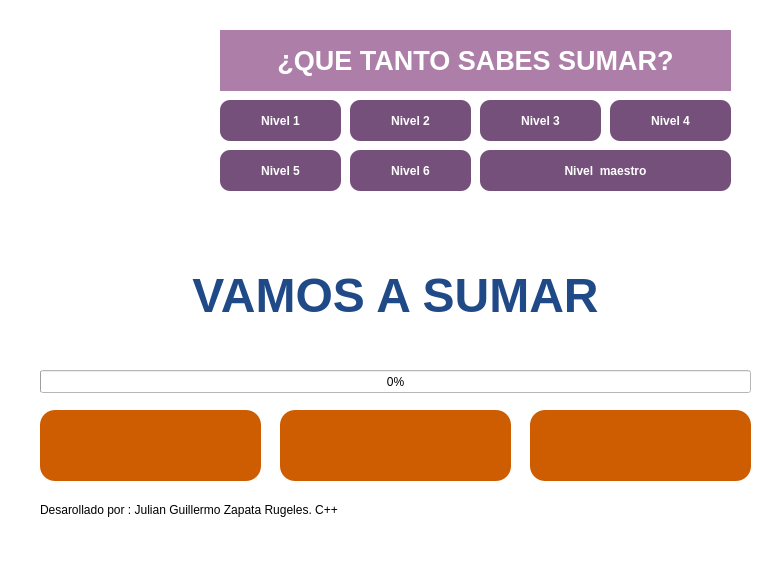
Above: aprendeAsumar/aprendesumando.ui from Julian-guillermo-zapata-rugeles/Juego_Aprende_Sumado before the change. Below: the same form after it.
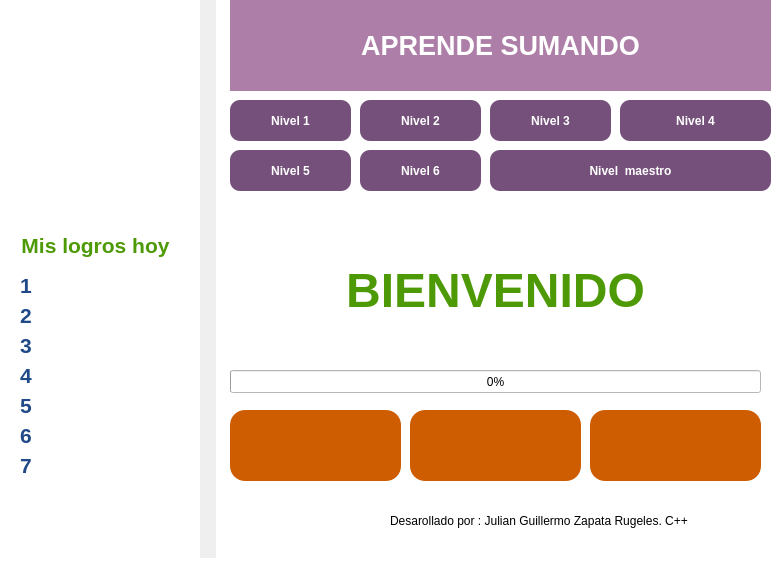
That is the form after the change. Icons and pictures are not drawn.

```diff
--- a/aprendeAsumar/aprendesumando.ui
+++ b/aprendeAsumar/aprendesumando.ui
@@ -11,7 +11,7 @@
    </rect>
   </property>
   <property name="sizePolicy">
-   <sizepolicy hsizetype="Maximum" vsizetype="Maximum">
+   <sizepolicy hsizetype="Maximum" vsizetype="Fixed">
     <horstretch>0</horstretch>
     <verstretch>0</verstretch>
    </sizepolicy>
@@ -57,29 +57,10 @@
    <property name="mouseTracking">
     <bool>true</bool>
    </property>
-   <widget class="QLabel" name="label">
-    <property name="geometry">
-     <rect>
-      <x>20</x>
-      <y>10</y>
-      <width>181</width>
-      <height>181</height>
-     </rect>
-    </property>
-    <property name="text">
-     <string/>
-    </property>
-    <property name="pixmap">
-     <pixmap resource="boy.qrc">:/files/question.png</pixmap>
-    </property>
-    <property name="scaledContents">
-     <bool>true</bool>
-    </property>
-   </widget>
    <widget class="QPushButton" name="nivel1">
     <property name="geometry">
      <rect>
-      <x>220</x>
+      <x>230</x>
       <y>100</y>
       <width>121</width>
       <height>41</height>
@@ -98,7 +79,7 @@
    <widget class="QPushButton" name="nivel2">
     <property name="geometry">
      <rect>
-      <x>350</x>
+      <x>360</x>
       <y>100</y>
       <width>121</width>
       <height>41</height>
@@ -117,7 +98,7 @@
    <widget class="QPushButton" name="nivel3">
     <property name="geometry">
      <rect>
-      <x>480</x>
+      <x>490</x>
       <y>100</y>
       <width>121</width>
       <height>41</height>
@@ -136,9 +117,9 @@
    <widget class="QPushButton" name="nivel4">
     <property name="geometry">
      <rect>
-      <x>610</x>
+      <x>620</x>
       <y>100</y>
-      <width>121</width>
+      <width>151</width>
       <height>41</height>
      </rect>
     </property>
@@ -155,10 +136,10 @@
    <widget class="QLabel" name="label_2">
     <property name="geometry">
      <rect>
-      <x>220</x>
-      <y>30</y>
-      <width>511</width>
-      <height>61</height>
+      <x>230</x>
+      <y>0</y>
+      <width>541</width>
+      <height>91</height>
      </rect>
     </property>
     <property name="styleSheet">
@@ -167,7 +148,7 @@
 padding:5px;</string>
     </property>
     <property name="text">
-     <string>&lt;html&gt;&lt;head/&gt;&lt;body&gt;&lt;p&gt;&lt;span style=&quot; font-size:20pt; font-weight:600;&quot;&gt;¿QUE TANTO SABES SUMAR?&lt;/span&gt;&lt;/p&gt;&lt;/body&gt;&lt;/html&gt;</string>
+     <string>&lt;html&gt;&lt;head/&gt;&lt;body&gt;&lt;p&gt;&lt;span style=&quot; font-size:20pt; font-weight:600;&quot;&gt;APRENDE SUMANDO&lt;/span&gt;&lt;/p&gt;&lt;/body&gt;&lt;/html&gt;</string>
     </property>
     <property name="alignment">
      <set>Qt::AlignCenter</set>
@@ -176,9 +157,9 @@
    <widget class="QProgressBar" name="progressBar">
     <property name="geometry">
      <rect>
-      <x>40</x>
+      <x>230</x>
       <y>370</y>
-      <width>711</width>
+      <width>531</width>
       <height>23</height>
      </rect>
     </property>
@@ -192,9 +173,9 @@
    <widget class="QPushButton" name="respuesta1">
     <property name="geometry">
      <rect>
-      <x>40</x>
+      <x>230</x>
       <y>410</y>
-      <width>221</width>
+      <width>171</width>
       <height>71</height>
      </rect>
     </property>
@@ -212,9 +193,9 @@
    <widget class="QPushButton" name="respuesta2">
     <property name="geometry">
      <rect>
-      <x>280</x>
+      <x>410</x>
       <y>410</y>
-      <width>231</width>
+      <width>171</width>
       <height>71</height>
      </rect>
     </property>
@@ -232,9 +213,9 @@
    <widget class="QPushButton" name="respuesta3">
     <property name="geometry">
      <rect>
-      <x>530</x>
+      <x>590</x>
       <y>410</y>
-      <width>221</width>
+      <width>171</width>
       <height>71</height>
      </rect>
     </property>
@@ -252,10 +233,10 @@
    <widget class="QLabel" name="label_3">
     <property name="geometry">
      <rect>
-      <x>40</x>
-      <y>500</y>
-      <width>711</width>
-      <height>19</height>
+      <x>390</x>
+      <y>510</y>
+      <width>391</width>
+      <height>21</height>
      </rect>
     </property>
     <property name="text">
@@ -265,14 +246,14 @@
    <widget class="QLabel" name="banner">
     <property name="geometry">
      <rect>
-      <x>40</x>
+      <x>230</x>
       <y>240</y>
-      <width>711</width>
-      <height>111</height>
+      <width>531</width>
+      <height>101</height>
      </rect>
     </property>
     <property name="text">
-     <string>&lt;html&gt;&lt;head/&gt;&lt;body&gt;&lt;p align=&quot;center&quot;&gt;&lt;span style=&quot; font-size:36pt; font-weight:600; color:#204a87;&quot;&gt;VAMOS A SUMAR&lt;/span&gt;&lt;/p&gt;&lt;/body&gt;&lt;/html&gt;</string>
+     <string>&lt;html&gt;&lt;head/&gt;&lt;body&gt;&lt;p align=&quot;center&quot;&gt;&lt;span style=&quot; font-size:36pt; font-weight:600; color:#4e9a06;&quot;&gt;BIENVENIDO&lt;/span&gt;&lt;/p&gt;&lt;/body&gt;&lt;/html&gt;</string>
     </property>
     <property name="alignment">
      <set>Qt::AlignCenter</set>
@@ -281,10 +262,10 @@
    <widget class="QLabel" name="well">
     <property name="geometry">
      <rect>
-      <x>660</x>
-      <y>240</y>
-      <width>121</width>
-      <height>111</height>
+      <x>690</x>
+      <y>260</y>
+      <width>61</width>
+      <height>61</height>
      </rect>
     </property>
     <property name="text">
@@ -300,10 +281,10 @@
    <widget class="QLabel" name="well2">
     <property name="geometry">
      <rect>
-      <x>0</x>
-      <y>240</y>
-      <width>121</width>
-      <height>111</height>
+      <x>230</x>
+      <y>260</y>
+      <width>61</width>
+      <height>61</height>
      </rect>
     </property>
     <property name="text">
@@ -319,7 +300,7 @@
    <widget class="QPushButton" name="nivel4_2">
     <property name="geometry">
      <rect>
-      <x>220</x>
+      <x>230</x>
       <y>150</y>
       <width>121</width>
       <height>41</height>
@@ -338,7 +319,7 @@
    <widget class="QPushButton" name="nivel4_3">
     <property name="geometry">
      <rect>
-      <x>350</x>
+      <x>360</x>
       <y>150</y>
       <width>121</width>
       <height>41</height>
@@ -357,9 +338,9 @@
    <widget class="QPushButton" name="nivel4_4">
     <property name="geometry">
      <rect>
-      <x>480</x>
+      <x>490</x>
       <y>150</y>
-      <width>251</width>
+      <width>281</width>
       <height>41</height>
      </rect>
     </property>
@@ -373,7 +354,242 @@
      <string>Nivel  maestro</string>
     </property>
    </widget>
-   <zorder>label</zorder>
+   <widget class="QLabel" name="label_5">
+    <property name="geometry">
+     <rect>
+      <x>10</x>
+      <y>230</y>
+      <width>171</width>
+      <height>31</height>
+     </rect>
+    </property>
+    <property name="styleSheet">
+     <string notr="true"/>
+    </property>
+    <property name="text">
+     <string>&lt;html&gt;&lt;head/&gt;&lt;body&gt;&lt;p&gt;&lt;span style=&quot; font-size:16pt; font-weight:600; color:#4e9a06;&quot;&gt;Mis logros hoy&lt;/span&gt;&lt;/p&gt;&lt;/body&gt;&lt;/html&gt;</string>
+    </property>
+    <property name="alignment">
+     <set>Qt::AlignCenter</set>
+    </property>
+   </widget>
+   <widget class="QLabel" name="label_6">
+    <property name="geometry">
+     <rect>
+      <x>20</x>
+      <y>270</y>
+      <width>21</width>
+      <height>31</height>
+     </rect>
+    </property>
+    <property name="text">
+     <string>&lt;html&gt;&lt;head/&gt;&lt;body&gt;&lt;p&gt;&lt;span style=&quot; font-size:16pt; font-weight:600; color:#204a87;&quot;&gt;1&lt;/span&gt;&lt;/p&gt;&lt;/body&gt;&lt;/html&gt;</string>
+    </property>
+   </widget>
+   <widget class="QLabel" name="label_7">
+    <property name="geometry">
+     <rect>
+      <x>20</x>
+      <y>300</y>
+      <width>21</width>
+      <height>31</height>
+     </rect>
+    </property>
+    <property name="text">
+     <string>&lt;html&gt;&lt;head/&gt;&lt;body&gt;&lt;p&gt;&lt;span style=&quot; font-size:16pt; font-weight:600; color:#204a87;&quot;&gt;2&lt;/span&gt;&lt;/p&gt;&lt;/body&gt;&lt;/html&gt;</string>
+    </property>
+   </widget>
+   <widget class="QLabel" name="label_8">
+    <property name="geometry">
+     <rect>
+      <x>20</x>
+      <y>330</y>
+      <width>21</width>
+      <height>31</height>
+     </rect>
+    </property>
+    <property name="text">
+     <string>&lt;html&gt;&lt;head/&gt;&lt;body&gt;&lt;p&gt;&lt;span style=&quot; font-size:16pt; font-weight:600; color:#204a87;&quot;&gt;3&lt;/span&gt;&lt;/p&gt;&lt;/body&gt;&lt;/html&gt;</string>
+    </property>
+   </widget>
+   <widget class="QLabel" name="label_9">
+    <property name="geometry">
+     <rect>
+      <x>20</x>
+      <y>360</y>
+      <width>21</width>
+      <height>31</height>
+     </rect>
+    </property>
+    <property name="text">
+     <string>&lt;html&gt;&lt;head/&gt;&lt;body&gt;&lt;p&gt;&lt;span style=&quot; font-size:16pt; font-weight:600; color:#204a87;&quot;&gt;4&lt;/span&gt;&lt;/p&gt;&lt;/body&gt;&lt;/html&gt;</string>
+    </property>
+   </widget>
+   <widget class="QLabel" name="label_10">
+    <property name="geometry">
+     <rect>
+      <x>20</x>
+      <y>390</y>
+      <width>21</width>
+      <height>31</height>
+     </rect>
+    </property>
+    <property name="text">
+     <string>&lt;html&gt;&lt;head/&gt;&lt;body&gt;&lt;p&gt;&lt;span style=&quot; font-size:16pt; font-weight:600; color:#204a87;&quot;&gt;5&lt;/span&gt;&lt;/p&gt;&lt;/body&gt;&lt;/html&gt;</string>
+    </property>
+   </widget>
+   <widget class="QLabel" name="label_11">
+    <property name="geometry">
+     <rect>
+      <x>20</x>
+      <y>420</y>
+      <width>21</width>
+      <height>31</height>
+     </rect>
+    </property>
+    <property name="text">
+     <string>&lt;html&gt;&lt;head/&gt;&lt;body&gt;&lt;p&gt;&lt;span style=&quot; font-size:16pt; font-weight:600; color:#204a87;&quot;&gt;6&lt;/span&gt;&lt;/p&gt;&lt;/body&gt;&lt;/html&gt;</string>
+    </property>
+   </widget>
+   <widget class="QLabel" name="logro1">
+    <property name="geometry">
+     <rect>
+      <x>50</x>
+      <y>270</y>
+      <width>141</width>
+      <height>31</height>
+     </rect>
+    </property>
+    <property name="text">
+     <string>&lt;html&gt;&lt;head/&gt;&lt;body&gt;&lt;p&gt;&lt;br/&gt;&lt;/p&gt;&lt;/body&gt;&lt;/html&gt;</string>
+    </property>
+   </widget>
+   <widget class="QLabel" name="logro2">
+    <property name="geometry">
+     <rect>
+      <x>50</x>
+      <y>300</y>
+      <width>141</width>
+      <height>31</height>
+     </rect>
+    </property>
+    <property name="text">
+     <string>&lt;html&gt;&lt;head/&gt;&lt;body&gt;&lt;p&gt;&lt;br/&gt;&lt;/p&gt;&lt;/body&gt;&lt;/html&gt;</string>
+    </property>
+   </widget>
+   <widget class="QLabel" name="logro3">
+    <property name="geometry">
+     <rect>
+      <x>50</x>
+      <y>330</y>
+      <width>141</width>
+      <height>31</height>
+     </rect>
+    </property>
+    <property name="text">
+     <string>&lt;html&gt;&lt;head/&gt;&lt;body&gt;&lt;p&gt;&lt;br/&gt;&lt;/p&gt;&lt;/body&gt;&lt;/html&gt;</string>
+    </property>
+   </widget>
+   <widget class="QLabel" name="logro4">
+    <property name="geometry">
+     <rect>
+      <x>50</x>
+      <y>360</y>
+      <width>141</width>
+      <height>31</height>
+     </rect>
+    </property>
+    <property name="text">
+     <string>&lt;html&gt;&lt;head/&gt;&lt;body&gt;&lt;p&gt;&lt;br/&gt;&lt;/p&gt;&lt;/body&gt;&lt;/html&gt;</string>
+    </property>
+   </widget>
+   <widget class="QLabel" name="logro5">
+    <property name="geometry">
+     <rect>
+      <x>50</x>
+      <y>390</y>
+      <width>141</width>
+      <height>31</height>
+     </rect>
+    </property>
+    <property name="text">
+     <string>&lt;html&gt;&lt;head/&gt;&lt;body&gt;&lt;p&gt;&lt;br/&gt;&lt;/p&gt;&lt;/body&gt;&lt;/html&gt;</string>
+    </property>
+   </widget>
+   <widget class="QLabel" name="logro6">
+    <property name="geometry">
+     <rect>
+      <x>50</x>
+      <y>420</y>
+      <width>141</width>
+      <height>31</height>
+     </rect>
+    </property>
+    <property name="text">
+     <string>&lt;html&gt;&lt;head/&gt;&lt;body&gt;&lt;p&gt;&lt;br/&gt;&lt;/p&gt;&lt;/body&gt;&lt;/html&gt;</string>
+    </property>
+   </widget>
+   <widget class="QLabel" name="logro7">
+    <property name="geometry">
+     <rect>
+      <x>50</x>
+      <y>450</y>
+      <width>141</width>
+      <height>31</height>
+     </rect>
+    </property>
+    <property name="text">
+     <string>&lt;html&gt;&lt;head/&gt;&lt;body&gt;&lt;p&gt;&lt;br/&gt;&lt;/p&gt;&lt;/body&gt;&lt;/html&gt;</string>
+    </property>
+   </widget>
+   <widget class="QLabel" name="nivel7">
+    <property name="geometry">
+     <rect>
+      <x>20</x>
+      <y>450</y>
+      <width>21</width>
+      <height>31</height>
+     </rect>
+    </property>
+    <property name="text">
+     <string>&lt;html&gt;&lt;head/&gt;&lt;body&gt;&lt;p&gt;&lt;span style=&quot; font-size:16pt; font-weight:600; color:#204a87;&quot;&gt;7&lt;/span&gt;&lt;/p&gt;&lt;/body&gt;&lt;/html&gt;</string>
+    </property>
+   </widget>
+   <widget class="QLabel" name="label_4">
+    <property name="geometry">
+     <rect>
+      <x>10</x>
+      <y>30</y>
+      <width>191</width>
+      <height>161</height>
+     </rect>
+    </property>
+    <property name="text">
+     <string/>
+    </property>
+    <property name="pixmap">
+     <pixmap resource="boy.qrc">:/files/question.png</pixmap>
+    </property>
+    <property name="scaledContents">
+     <bool>true</bool>
+    </property>
+   </widget>
+   <widget class="QLabel" name="label">
+    <property name="geometry">
+     <rect>
+      <x>200</x>
+      <y>0</y>
+      <width>16</width>
+      <height>571</height>
+     </rect>
+    </property>
+    <property name="styleSheet">
+     <string notr="true">background-color: rgba(180, 180, 180, 55);</string>
+    </property>
+    <property name="text">
+     <string/>
+    </property>
+   </widget>
    <zorder>nivel1</zorder>
    <zorder>nivel2</zorder>
    <zorder>nivel3</zorder>
```
Left out of the diff: 21 changed lines with no effect on the pictures.
